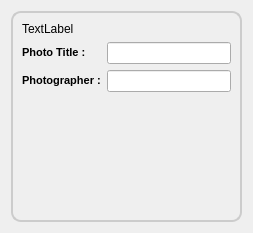
This is retroshare-gui/src/gui/PhotoShare/PhotoItem.ui in RetroShare/RetroShare as Qt 5 draws it before an edit. The edited form follows.
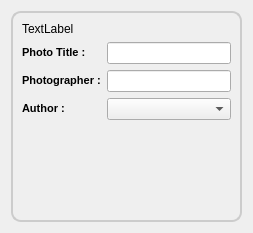
This is the edited form. Custom widgets are drawn as their Qt base class.

Commit message: Added identity validation to GXS Added id selection dialog to photo addition (a bit crude) Better memory fix for memory exhaustion due to requests

```diff
--- a/retroshare-gui/src/gui/PhotoShare/PhotoItem.ui
+++ b/retroshare-gui/src/gui/PhotoShare/PhotoItem.ui
@@ -67,6 +67,17 @@
               </property>
              </widget>
             </item>
+            <item>
+             <widget class="QLabel" name="identity">
+              <property name="text">
+               <string>&lt;!DOCTYPE HTML PUBLIC &quot;-//W3C//DTD HTML 4.0//EN&quot; &quot;http://www.w3.org/TR/REC-html40/strict.dtd&quot;&gt;
+&lt;html&gt;&lt;head&gt;&lt;meta name=&quot;qrichtext&quot; content=&quot;1&quot; /&gt;&lt;style type=&quot;text/css&quot;&gt;
+p, li { white-space: pre-wrap; }
+&lt;/style&gt;&lt;/head&gt;&lt;body style=&quot; font-family:'MS Shell Dlg 2'; font-size:8.25pt; font-weight:400; font-style:normal;&quot;&gt;
+&lt;p style=&quot; margin-top:0px; margin-bottom:0px; margin-left:0px; margin-right:0px; -qt-block-indent:0; text-indent:0px;&quot;&gt;&lt;span style=&quot; font-size:8pt; font-weight:600;&quot;&gt;Author :&lt;/span&gt;&lt;/p&gt;&lt;/body&gt;&lt;/html&gt;</string>
+              </property>
+             </widget>
+            </item>
            </layout>
           </item>
           <item>
@@ -81,6 +92,9 @@
             <item>
              <widget class="QLineEdit" name="lineEdit_PhotoGrapher"/>
             </item>
+            <item>
+             <widget class="GxsIdChooser" name="idChooser"/>
+            </item>
            </layout>
           </item>
          </layout>
@@ -105,6 +119,13 @@
    </item>
   </layout>
  </widget>
+ <customwidgets>
+  <customwidget>
+   <class>GxsIdChooser</class>
+   <extends>QComboBox</extends>
+   <header>gui/gxs/GxsIdChooser.h</header>
+  </customwidget>
+ </customwidgets>
  <resources/>
  <connections/>
 </ui>
```
Left out of the diff: 2 changed lines with no effect on the pictures. The commit also changes 12 other files.
